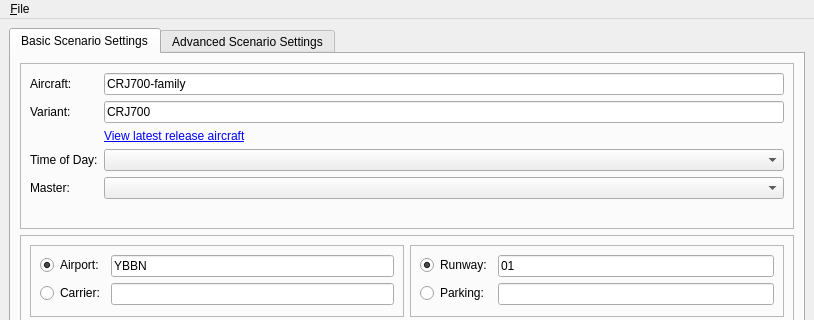
This is fgo/ui/MainWindow.ui in cgspeck/fg-orchestrator as Qt 5 draws it before an edit; both pictures show x 0 to 814 and y 0 to 320 of the 814 by 805 pixel window. The edited form follows.
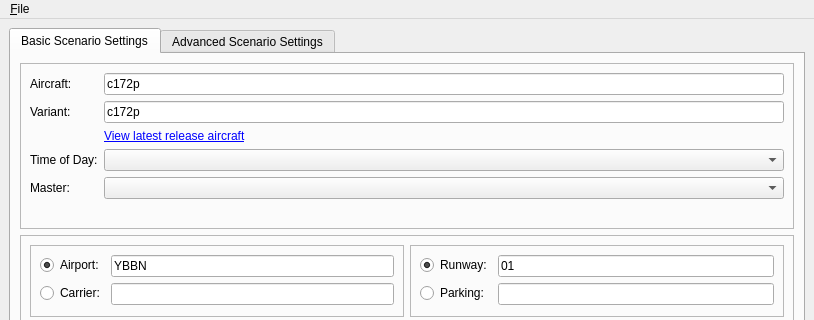
This is the edited form. Icons and pictures are not drawn.

What changed in the file:
```diff
--- a/fgo/ui/MainWindow.ui
+++ b/fgo/ui/MainWindow.ui
@@ -66,7 +66,7 @@
            <item row="0" column="1">
             <widget class="QLineEdit" name="leAircraft">
              <property name="text">
-              <string>CRJ700-family</string>
+              <string>c172p</string>
              </property>
             </widget>
            </item>
@@ -80,7 +80,7 @@
            <item row="1" column="1">
             <widget class="QLineEdit" name="leAircraftVariant">
              <property name="text">
-              <string>CRJ700</string>
+              <string>c172p</string>
              </property>
             </widget>
            </item>
```
